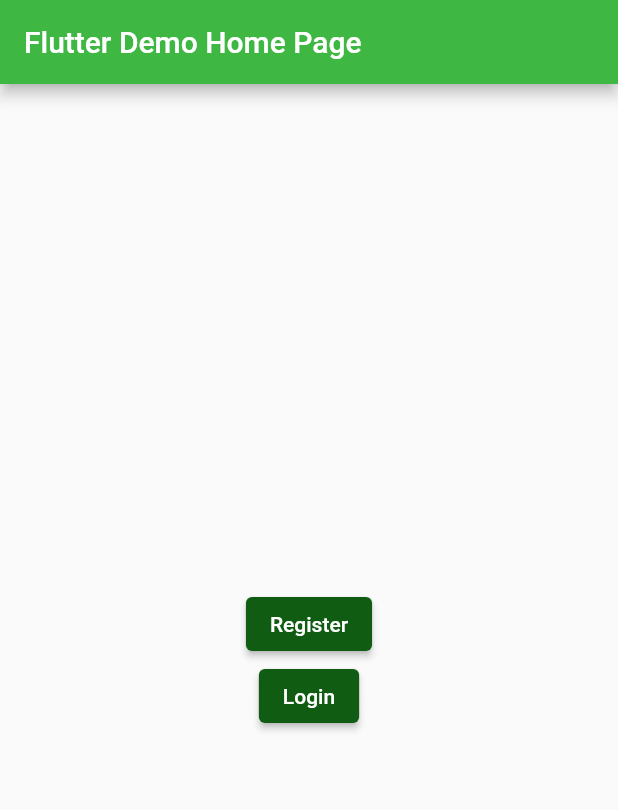
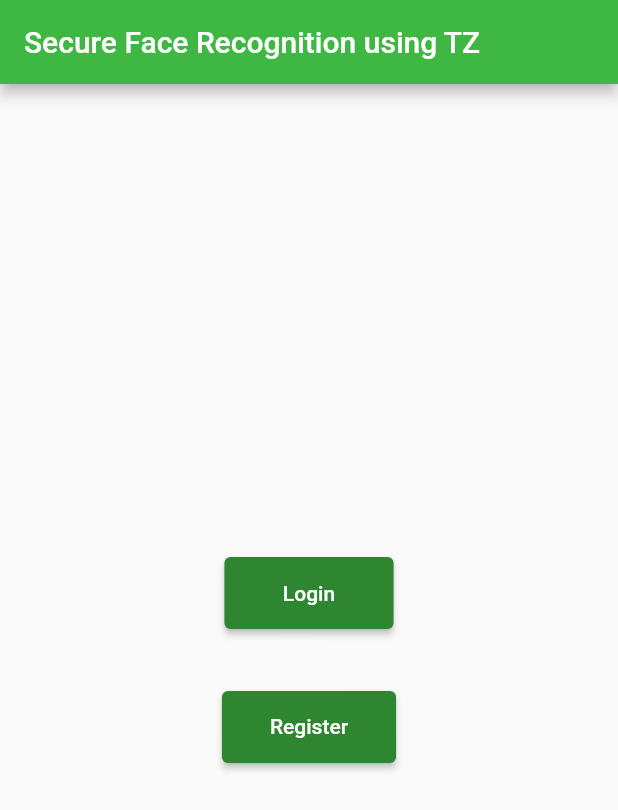
Before and after one commit to coms6424-s24/TZFaceRecognition, a Flutter app: the screen it shows after launch, on a phone screen of 412 x 824 dp. Shown: the top 810 px of the screen. Run offline on Flutter 3.47's test engine with Material 2 defaults, Android fonts, the phone set to English and light mode, and no system bars; our stand-ins replace image_picker.

```diff
--- a/app/lib/main.dart
+++ b/app/lib/main.dart
@@ -21,7 +21,7 @@ class MyApp extends StatelessWidget {
           backgroundColor: Color.fromARGB(255, 62, 184, 66),
         ),
       ),
-      home: const MyHomePage(title: 'Flutter Demo Home Page'),
+      home: const MyHomePage(title: 'Secure Face Recognition using TZ'),
     );
   }
 }
@@ -41,6 +41,23 @@ class MyHomePage extends StatelessWidget {
         child: Column(
           mainAxisAlignment: MainAxisAlignment.center,
           children: <Widget>[
+                        ElevatedButton(
+              onPressed: () {
+                Navigator.push(
+                  context,
+                  MaterialPageRoute(builder: (context) => LoginPage()),
+                );
+              },
+              // Style for Login button
+              style: ElevatedButton.styleFrom(
+                primary: Color.fromARGB(255, 46, 134, 49), // Set background color
+                padding: EdgeInsets.symmetric(vertical: 16, horizontal: 32), // Increase padding
+              ),
+              child: const Text('  Login  '),
+            ),
+            SizedBox(
+              height: MediaQuery.of(context).size.height * 0.05, // 10% of the screen height
+            ),
             ElevatedButton(
               onPressed: () {
                 Navigator.push(
@@ -50,23 +67,14 @@ class MyHomePage extends StatelessWidget {
               },
               // Style for Register button
               style: ElevatedButton.styleFrom(
-                primary: Color.fromARGB(255, 17, 92, 19), // Set background color
+                primary: Color.fromARGB(255, 46, 134, 49), // Set background color
+                padding: EdgeInsets.symmetric(vertical: 16, horizontal: 32), // Increase padding
               ),
               child: const Text('Register'),
             ),
-            ElevatedButton(
-              onPressed: () {
-                Navigator.push(
-                  context,
-                  MaterialPageRoute(builder: (context) => LoginPage()),
-                );
-              },
-              // Style for Login button
-              style: ElevatedButton.styleFrom(
-                primary: Color.fromARGB(255, 17, 92, 19), // Set background color
-              ),
-              child: const Text('Login'),
-            ),
+
+
+
           ],
         ),
       ),
--- a/app/pubspec.yaml
+++ b/app/pubspec.yaml
@@ -31,6 +31,7 @@ environment:
 dependencies:
   flutter:
     sdk: flutter
+  image_picker: ^0.8.4+3
 
 
   # The following adds the Cupertino Icons font to your application.
```
Also changed, not shown: app/lib/LoginPage.dart (+36 -4 lines), app/lib/RegisterationPage.dart (+7 -7 lines), app/pubspec.lock, 10 other files.
